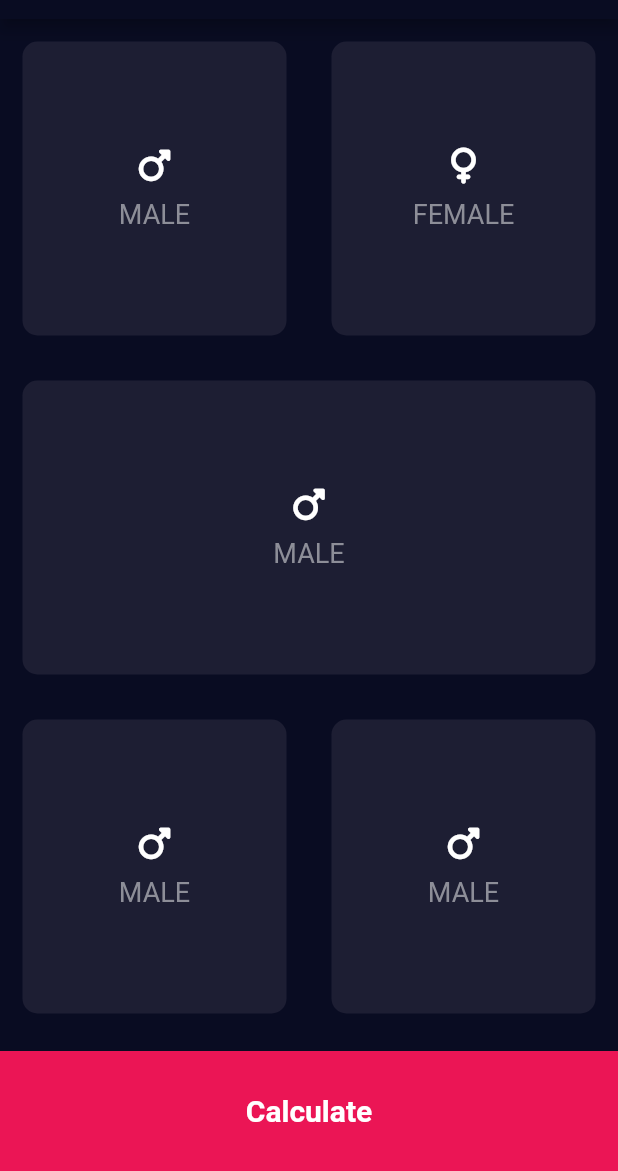
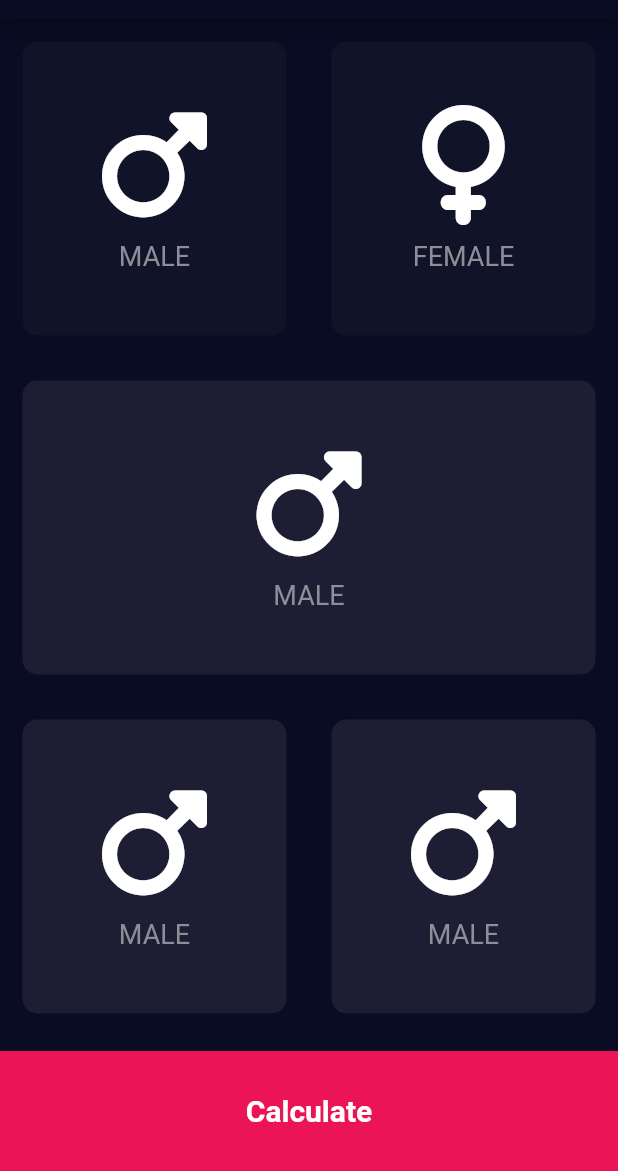
Before and after one commit to NdegwaJulius/BMI-Calculator, a Flutter app: the screen it shows after launch, on a phone screen of 412 x 824 dp, the part 65-1236 px from its top. Run offline on Flutter 3.47's test engine with Material 2 defaults, Android fonts, the phone set to English and light mode, and no system bars; our stand-ins replace font_awesome_flutter, google_fonts.

Commit message:
Added gestureDetector widget

```diff
--- a/lib/IconContentWidget.dart
+++ b/lib/IconContentWidget.dart
@@ -13,7 +13,7 @@ final String label;
     return Column(
       mainAxisAlignment: MainAxisAlignment.center,
       children:  <Widget>[
-        Icon(icon),
+        Icon(icon,size: 80,),
         SizedBox(height: 10.0,),
         Text(style: TextStyle(fontSize: 18.0,color: Color(0xFF8D8E98),),label,),
       ],
--- a/lib/input_page.dart
+++ b/lib/input_page.dart
@@ -7,6 +7,7 @@ import 'ReusableCard.dart';
 const bottomContainerHeight = 80.0;
 const bottomBarText = 'Calculate';
 const themeColor = Color(0xFF1D1E33);
+const inactiveColor = Color(0xFF111328);
 const bottomContainerColor = Color(0xFFEB1555);
 const appBarTitle = 'BMI CALCULATOR';
 // Final means single-assignment.
@@ -19,22 +20,65 @@ class InputPage extends StatefulWidget {
 }
 
 class _InputPageState extends State<InputPage> {
-  @override
+  Color maleCardColor = inactiveColor;
+  Color femaleCardColor = inactiveColor;
+
+  void updateColor (int gender){
+    if (gender == 1){
+      if (maleCardColor == inactiveColor){
+        maleCardColor = themeColor;
+        femaleCardColor = inactiveColor;
+      } else {
+        maleCardColor = inactiveColor;
+      }
+
+
+    }
+    if (gender == 2){
+      if (femaleCardColor == inactiveColor){
+        femaleCardColor = themeColor;
+        maleCardColor = inactiveColor;
+      } else {
+        femaleCardColor = inactiveColor;
+      }
+
+
+    }
+  }
+
+    @override
   Widget build(BuildContext context) {
     return Scaffold(
       appBar: AppBar(
         // backgroundColor: Color(0xFF090C22),
-        title: Text(appBarTitle),
+        title: const Text(appBarTitle),
       ),
       body: Column(
         children:<Widget> [
          Expanded(
            child: Row(
              children: <Widget>[
-               Expanded(child: ReusableCard(colour: themeColor,
-                 cardChild: IconContentWidget(icon: FontAwesomeIcons.mars,label:'MALE' ,),),),
-              Expanded(child: ReusableCard(colour: themeColor,
-                cardChild: IconContentWidget(icon: FontAwesomeIcons.venus,label: 'FEMALE',),),),
+               Expanded(child:
+               GestureDetector(
+                 onTap: (){
+                   setState(() {
+                     updateColor(1);
+                   });
+
+                 },
+                 child: ReusableCard(colour: maleCardColor,
+                   cardChild: const IconContentWidget(icon: FontAwesomeIcons.mars,label:'MALE' ,),),
+               ),),
+              Expanded(child: GestureDetector(
+                onTap: (){
+                  setState(() {
+                    updateColor(2);
+                  });
+
+                },
+                child: ReusableCard(colour: femaleCardColor,
+                  cardChild: const IconContentWidget(icon: FontAwesomeIcons.venus,label: 'FEMALE',),),
+              ),),
 
              ],
            ),
@@ -42,7 +86,7 @@ class _InputPageState extends State<InputPage> {
           Expanded(
             child: Row(
               children: <Widget>[
-                Expanded(child:ReusableCard(colour: themeColor, cardChild: IconContentWidget(icon: FontAwesomeIcons.mars,label:'MALE' ,),),),
+                Expanded(child:ReusableCard(colour: themeColor, cardChild: const IconContentWidget(icon: FontAwesomeIcons.mars,label:'MALE' ,),),),
 
               ],
             ),
@@ -50,18 +94,18 @@ class _InputPageState extends State<InputPage> {
           Expanded(
             child: Row(
               children: <Widget>[
-                Expanded(child: ReusableCard(colour: themeColor, cardChild: IconContentWidget(icon: FontAwesomeIcons.mars,label:'MALE' ,),),),
-                Expanded(child: ReusableCard(colour: themeColor, cardChild: IconContentWidget(icon: FontAwesomeIcons.mars,label:'MALE' ,),),),
+                Expanded(child: ReusableCard(colour: themeColor, cardChild: const IconContentWidget(icon: FontAwesomeIcons.mars,label:'MALE' ,),),),
+                Expanded(child: ReusableCard(colour: themeColor, cardChild: const IconContentWidget(icon: FontAwesomeIcons.mars,label:'MALE' ,),),),
 
               ],
             ),
           ),
           Container(
             color: bottomContainerColor ,
-            margin: EdgeInsets.only(top: 10.0),
+            margin: const EdgeInsets.only(top: 10.0),
             width: double.infinity,
             height: bottomContainerHeight,
-            child: Center(
+            child: const Center(
               child: Text(bottomBarText,
               style: TextStyle(fontSize: 20,fontWeight: FontWeight.bold),
               ),
--- /dev/null
+++ b/lib/text.dart
@@ -0,0 +1,2 @@
+import 'package:flutter/material.dart';
+import 'package:flutter/cupertino.dart';
```
